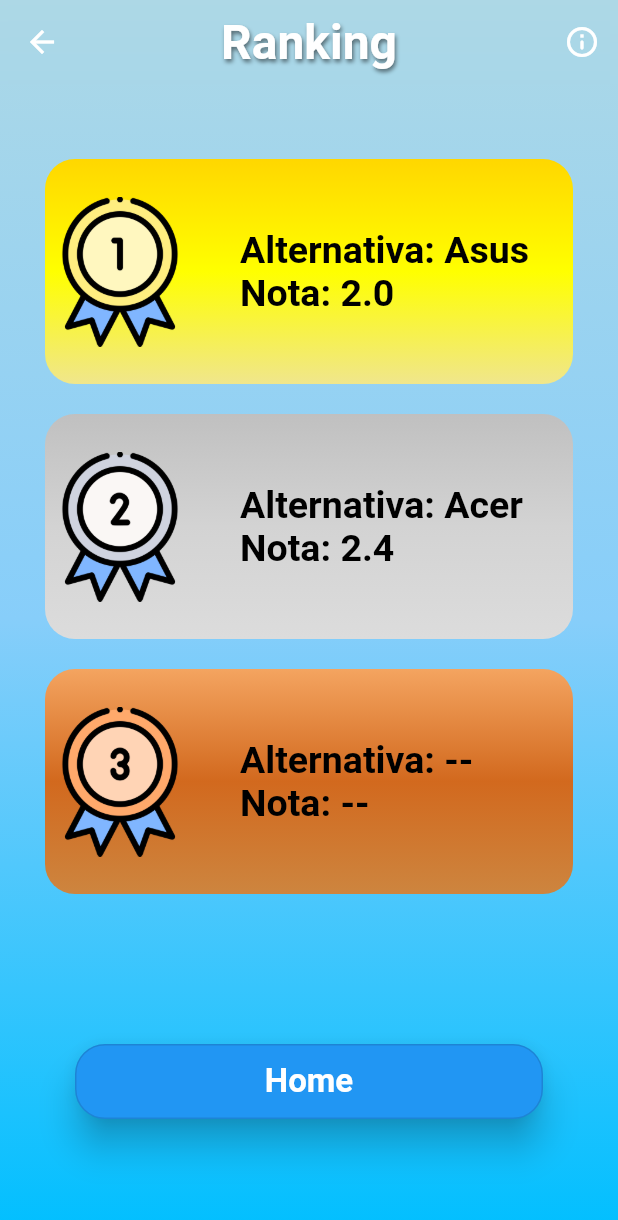
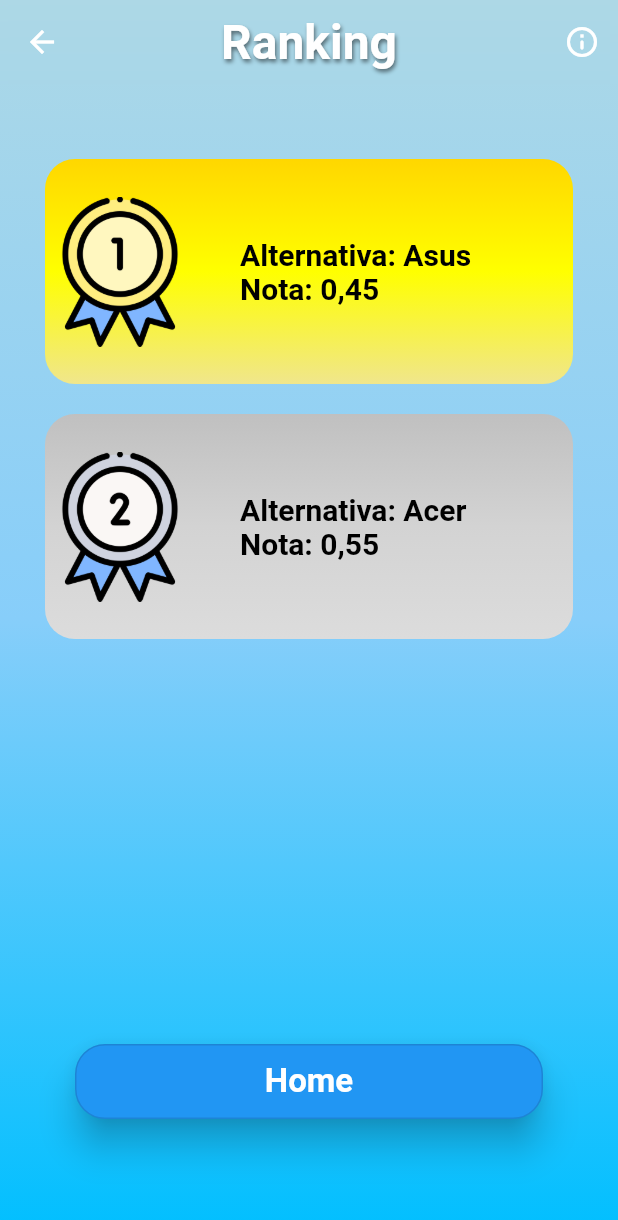
Before and after one commit to wesley-marcos/fetinTest, a Flutter app: the Output screen opened directly, on a phone screen of 412 x 824 dp. Shown: the top 1220 px of the screen. Run offline on Flutter 3.47's test engine with Material 2 defaults, Android fonts, the phone set to English and light mode, and no system bars; our stand-ins replace google_fonts.

Commit message:
Atualização do valor de resposta pro Ranking

```diff
--- a/lib/screens/output.dart
+++ b/lib/screens/output.dart
@@ -1,6 +1,4 @@
 import 'dart:ui';
-
-import 'package:flutter/material.dart';
 import 'package:flutter/material.dart';
 import 'package:hash_test/basic_templates/app_text_styles.dart';
 import 'package:hash_test/screens/initial_screen.dart';
@@ -147,11 +145,11 @@ class _OutputState extends State<Output> {
                         width: 30,
                       ),
                       const Text(
-                        "Alternativa: Asus\nNota: 2.0",
+                        "Alternativa: Asus\nNota: 0,45",
                         style: TextStyle(
                           color: Colors.black,
                           fontWeight: FontWeight.bold,
-                          fontSize: 25,
+                          fontSize: 20,
                         ),
                       ),
                     ],
@@ -189,61 +187,61 @@ class _OutputState extends State<Output> {
                         width: 30,
                       ),
                       const Text(
-                        "Alternativa: Acer\nNota: 2.4",
+                        "Alternativa: Acer\nNota: 0,55",
                         style: TextStyle(
                           color: Colors.black,
                           fontWeight: FontWeight.bold,
-                          fontSize: 25,
+                          fontSize: 20,
                         ),
                       ),
                     ],
                   ),
                 ),
                 const SizedBox(
-                  height: 20,
+                  height: 270,
                 ),
-                Container(
-                  alignment: Alignment.center,
-                  height: 150,
-                  decoration: BoxDecoration(
-                    gradient: const LinearGradient(
-                      colors: [
-                        AppColors.peru,
-                        AppColors.chocolate,
-                        AppColors.say,
-                      ],
-                      begin: Alignment.bottomCenter,
-                      end: Alignment.topCenter,
-                    ),
-                    borderRadius: BorderRadius.circular(20),
-                  ),
-                  child: Row(
-                    mainAxisAlignment: MainAxisAlignment.start,
-                    crossAxisAlignment: CrossAxisAlignment.center,
-                    children: [
-                      Container(
-                        alignment: Alignment.center,
-                        height: 100,
-                        width: 100,
-                        child: Image.asset("Images/3rd.png"),
-                      ),
-                      const SizedBox(
-                        width: 30,
-                      ),
-                      const Text(
-                        "Alternativa: --\nNota: --",
-                        style: TextStyle(
-                          color: Colors.black,
-                          fontWeight: FontWeight.bold,
-                          fontSize: 25,
-                        ),
-                      ),
-                    ],
-                  ),
-                ),
-                const SizedBox(
-                  height: 100,
-                ),
+                // Container(
+                //   alignment: Alignment.center,
+                //   height: 150,
+                //   decoration: BoxDecoration(
+                //     gradient: const LinearGradient(
+                //       colors: [
+                //         AppColors.peru,
+                //         AppColors.chocolate,
+                //         AppColors.say,
+                //       ],
+                //       begin: Alignment.bottomCenter,
+                //       end: Alignment.topCenter,
+                //     ),
+                //     borderRadius: BorderRadius.circular(20),
+                //   ),
+                //   child: Row(
+                //     mainAxisAlignment: MainAxisAlignment.start,
+                //     crossAxisAlignment: CrossAxisAlignment.center,
+                //     children: [
+                //       Container(
+                //         alignment: Alignment.center,
+                //         height: 100,
+                //         width: 100,
+                //         child: Image.asset("Images/3rd.png"),
+                //       ),
+                //       const SizedBox(
+                //         width: 30,
+                //       ),
+                //       const Text(
+                //         "Alternativa: --\nNota: --",
+                //         style: TextStyle(
+                //           color: Colors.black,
+                //           fontWeight: FontWeight.bold,
+                //           fontSize: 25,
+                //         ),
+                //       ),
+                //     ],
+                //   ),
+                // ),
+                // const SizedBox(
+                //   height: 100,
+                // ),
                 Padding(
                   padding:
                       const EdgeInsets.only(bottom: 20.0, left: 20, right: 20),
```
